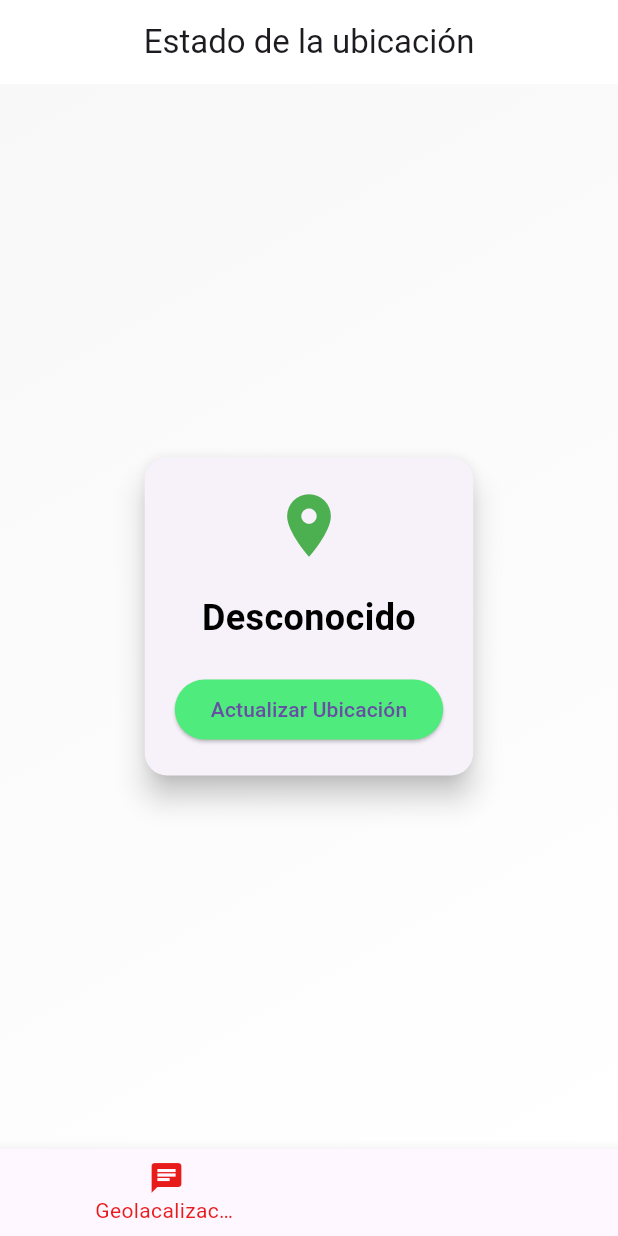
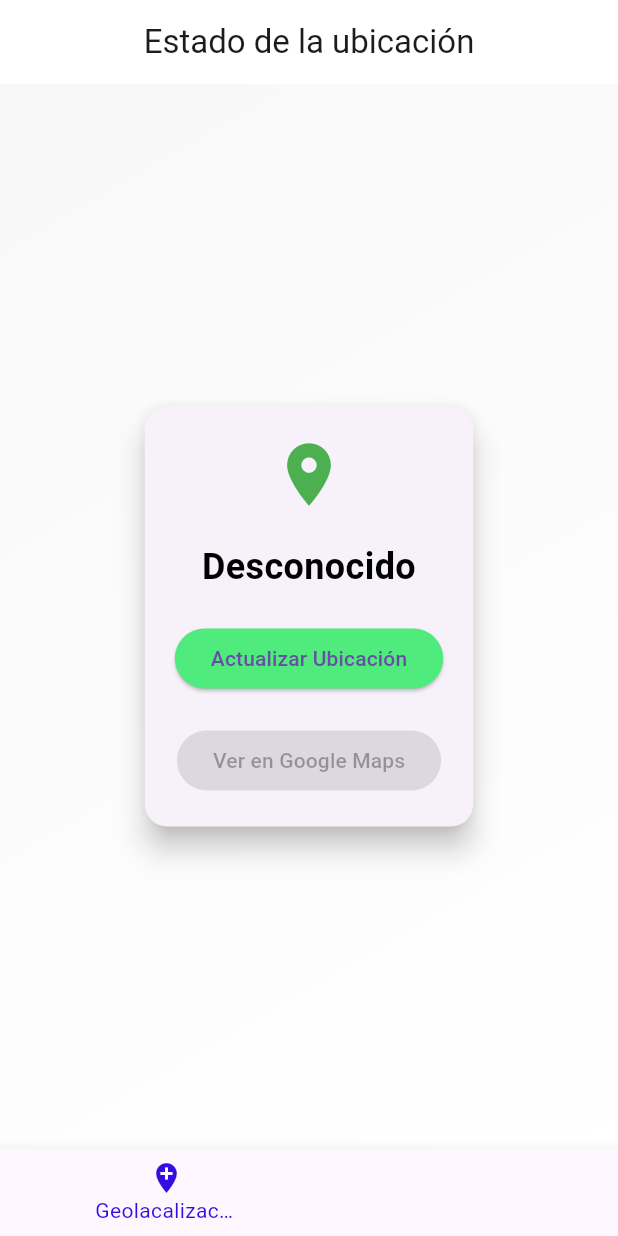
Before and after one commit to Villo29/appmovilutils, a Flutter app: the screen it shows after launch, item 2 of the bottom bar chosen, on a phone screen of 412 x 824 dp. Run offline on Flutter 3.47's test engine with Material 3 defaults, Android fonts, the light colour scheme and no system bars; our stand-ins replace geolocator; missing offline and left inert: mobile_scanner.

Commit message:
Actualizar dependencias de url_launcher y geolocator

```diff
--- a/lib/main.dart
+++ b/lib/main.dart
@@ -1,6 +1,7 @@
 import 'package:flutter/material.dart';
 import 'package:appmovilutils/pages/home.dart';
 import 'package:appmovilutils/pages/geolocator.dart';
+import 'package:appmovilutils/pages/qrflutter.dart';
 
 void main() {
   runApp(const MyApp());
@@ -40,7 +41,7 @@ class _MainScreenState extends State<MainScreen> {
   static final List<Widget> _pages = <Widget>[
     const Home(title: 'Home Page'),
     const LocationStatusScreen(),
-    const RequestPage(),
+    QrCodeScanner(),
   ];
 
   void _onItemTapped(int index) {
@@ -60,15 +61,15 @@ class _MainScreenState extends State<MainScreen> {
             label: 'Perfil',
           ),
           BottomNavigationBarItem(
-            icon: Icon(Icons.chat),
+            icon: Icon(Icons.add_location),
             label: 'Geolacalización',
           ),
           BottomNavigationBarItem(
-            icon: Icon(Icons.http),
+            icon: Icon(Icons.qr_code),
             label: 'QR',
           ),
           BottomNavigationBarItem(
-            icon: Icon(Icons.phone),
+            icon: Icon(Icons.sensors),
             label: 'Sensores',),
             BottomNavigationBarItem(
               icon: Icon(Icons.mic),
@@ -80,25 +81,9 @@ class _MainScreenState extends State<MainScreen> {
             ),
         ],
         currentIndex: _selectedIndex,
-        selectedItemColor: Color.fromARGB(255, 232, 27, 27),
+        selectedItemColor: const Color.fromARGB(255, 50, 15, 225),
         onTap: _onItemTapped,
       ),
     );
   }
 }
-
-class RequestPage extends StatelessWidget {
-  const RequestPage({super.key});
-
-  @override
-  Widget build(BuildContext context) {
-    return Scaffold(
-      appBar: AppBar(
-        title: const Text('Request Page'),
-      ),
-      body: const Center(
-        child: Text('This is the Request Page'),
-      ),
-    );
-  }
-}
--- a/lib/pages/geolocator.dart
+++ b/lib/pages/geolocator.dart
@@ -1,5 +1,6 @@
 import 'package:flutter/material.dart';
 import 'package:geolocator/geolocator.dart';
+import 'package:url_launcher/url_launcher.dart';
 
 class LocationStatusScreen extends StatefulWidget {
   const LocationStatusScreen({super.key});
@@ -100,6 +101,18 @@ class _LocationStatusScreenState extends State<LocationStatusScreen> {
     _lastUpdateTime = currentTime;
   }
 
+  // Abrir Google Maps con las coordenadas actuales
+  Future<void> _openInGoogleMaps() async {
+    if (_lastPosition != null) {
+      final url = 'https://www.google.com/maps/search/?api=1&query=${_lastPosition!.latitude},${_lastPosition!.longitude}';
+      if (await canLaunch(url)) {
+        await launch(url);
+      } else {
+        throw 'No se pudo abrir Google Maps';
+      }
+    }
+  }
+
   @override
   Widget build(BuildContext context) {
     return Scaffold(
@@ -150,6 +163,14 @@ class _LocationStatusScreenState extends State<LocationStatusScreen> {
                     ),
                     child: const Text('Actualizar Ubicación'),
                   ),
+                  const SizedBox(height: 20),
+                  ElevatedButton(
+                    onPressed: _lastPosition != null ? _openInGoogleMaps : null, // Abrir Google Maps al hacer clic
+                    style: ElevatedButton.styleFrom(
+                      backgroundColor: const Color.fromARGB(255, 79, 235, 124),
+                    ),
+                    child: const Text('Ver en Google Maps'),
+                  ),
                 ],
               ),
             ),
--- a/lib/pages/home.dart
+++ b/lib/pages/home.dart
@@ -23,6 +23,7 @@ class _HomeState extends State<Home> {
   }
 
 
+  // ignore: unused_element
   void _launchSMS(String number) async {
     final Uri launchUri = Uri(
       scheme: 'sms',
@@ -34,7 +35,9 @@ class _HomeState extends State<Home> {
 
   void _launchGitHub() async {
     const url = 'https://github.com/Villo29/phone_app.git';
+    // ignore: deprecated_member_use
     if (await canLaunch(url)) {
+      // ignore: deprecated_member_use
       await launch(url);
     } else {
       throw 'No se pudo lanzar $url';
```
Also changed, not shown: lib/pages/qrflutter.dart (+49 -0 lines), pubspec.yaml (+6 -3 lines), pubspec.lock, 3 other files.
